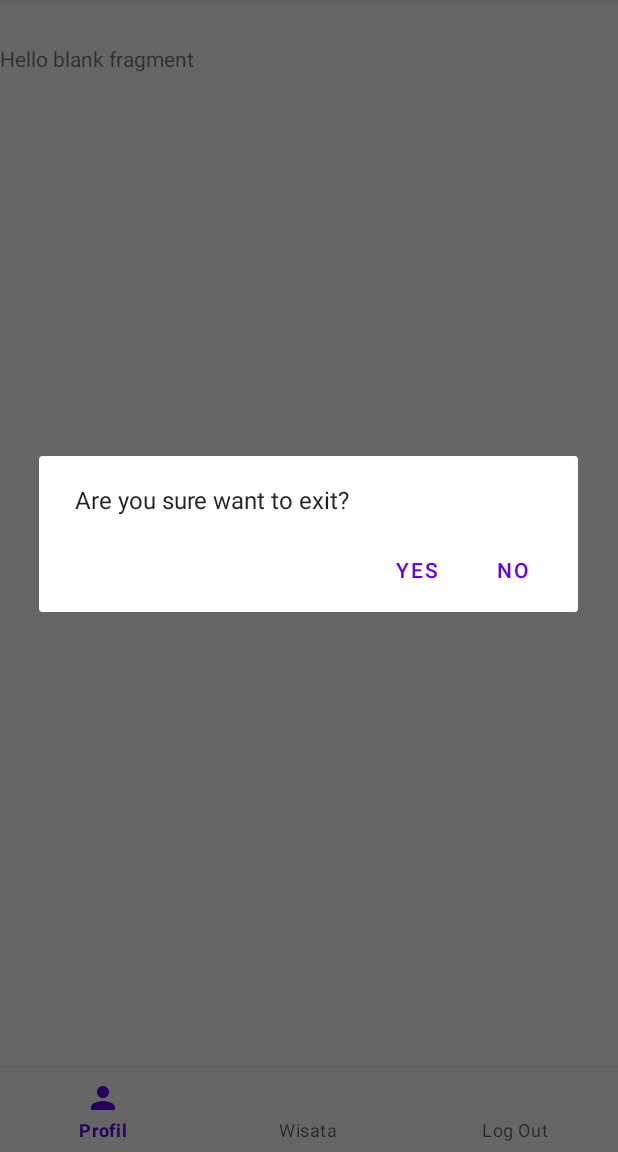
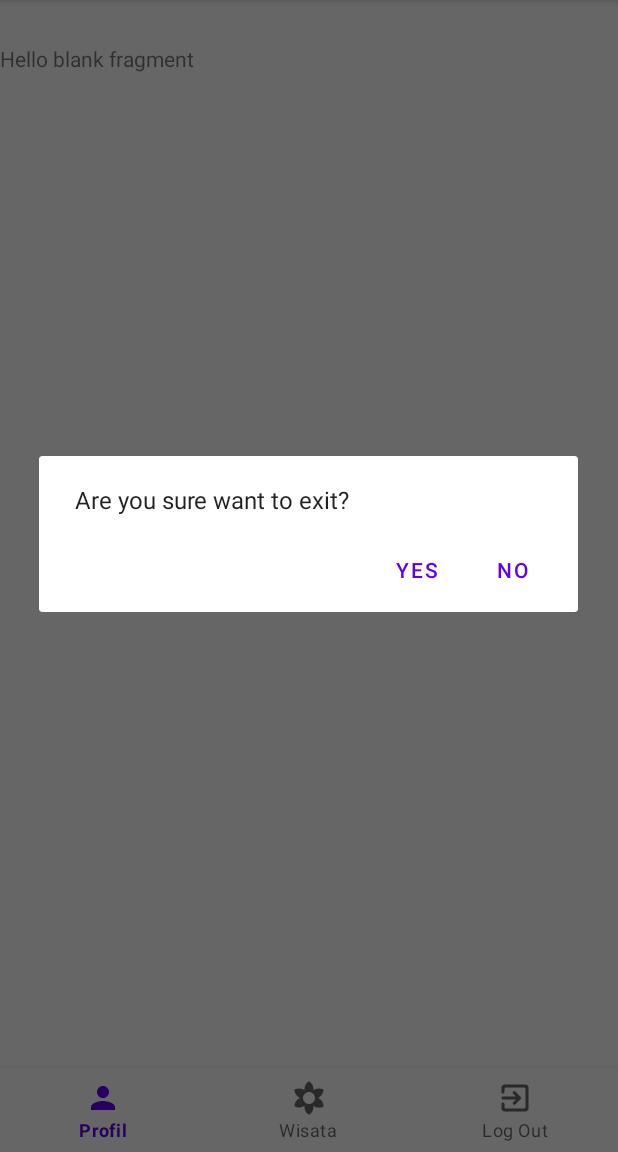
Before and after one commit to theodorus96/UGD3_13, an Android app: the HomeActivity screen opened directly, with no data from a screen before it, in the options menu, after a tap on "Profil", on a phone screen of 412 x 824 dp, the part 84-1236 px from its top. Run offline under Robolectric (Android 15) with nearby library versions, the phone set to English and light mode, and no system bars.

Commit message:
icon bottom

```diff
--- a/app/src/main/res/menu/home_menu.xml
+++ b/app/src/main/res/menu/home_menu.xml
@@ -5,8 +5,10 @@
         android:title="Profil"/>
 
     <item android:id="@+id/wisata"
+        android:icon="@drawable/ic_wisata_24"
         android:title="Wisata"/>
 
     <item android:id="@+id/menu_exit"
+        android:icon="@drawable/ic_logout_24"
         android:title="Log Out"/>
 </menu>
```
